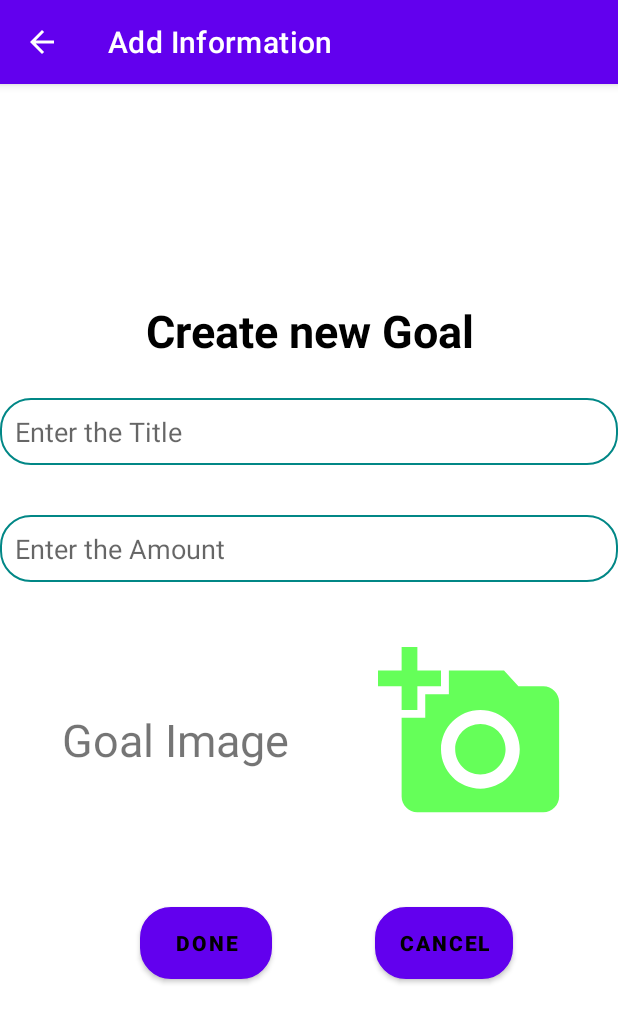
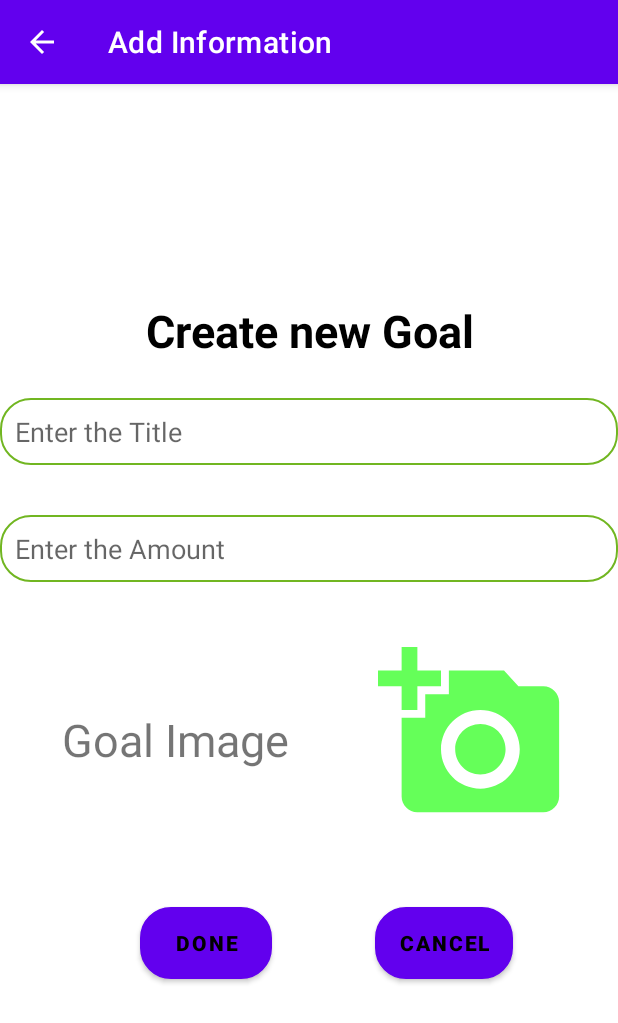
Before and after one commit to TeamJonaLangMalakas/App-Update, an Android app: the screen it shows after launch (AddGoals), after a tap on an icon or button, on a phone screen of 412 x 824 dp. Shown: the top 1023 px of the screen. Run offline under Robolectric (Android 15) with nearby library versions, the phone set to English and light mode, and no system bars; libraries missing offline, so code that uses them is left out: com.theartofdev.edmodo.

Commit message:
third commit

```diff
--- a/app/src/main/java/com/example/nestegggg/AddGoals.java
+++ b/app/src/main/java/com/example/nestegggg/AddGoals.java
@@ -80,6 +80,7 @@ public class AddGoals extends AppCompatActivity {
                 getData();
                 startActivity(new Intent(AddGoals.this, MainActivity.class));
                 Toast.makeText(AddGoals.this, "Information Added Successfully!", Toast.LENGTH_SHORT).show();
+                finish();
             }
         });
     }
--- /dev/null
+++ b/app/src/main/res/drawable-anydpi/ic_action_edit.xml
@@ -0,0 +1,11 @@
+<vector xmlns:android="http://schemas.android.com/apk/res/android"
+    android:width="24dp"
+    android:height="24dp"
+    android:viewportWidth="24"
+    android:viewportHeight="24"
+    android:tint="#000000"
+    android:alpha="0.8">
+  <path
+      android:fillColor="@android:color/white"
+      android:pathData="M3,17.25V21h3.75L17.81,9.94l-3.75,-3.75L3,17.25zM20.71,7.04c0.39,-0.39 0.39,-1.02 0,-1.41l-2.34,-2.34c-0.39,-0.39 -1.02,-0.39 -1.41,0l-1.83,1.83 3.75,3.75 1.83,-1.83z"/>
+</vector>
--- a/app/src/main/res/layout/activity_add_goals.xml
+++ b/app/src/main/res/layout/activity_add_goals.xml
@@ -43,7 +43,7 @@
         android:layout_height="wrap_content"
         android:background="@drawable/background"
         android:hint="Enter the Amount"
-        android:inputType="textPersonName|textCapWords"
+        android:inputType="number"
         android:padding="10dp"
         app:layout_constraintBottom_toBottomOf="parent"
         app:layout_constraintEnd_toEndOf="parent"
@@ -72,6 +72,7 @@
         android:layout_centerHorizontal="true"
         android:padding="2dp"
         android:src="@drawable/ic_action_name"
+        android:adjustViewBounds="true"
         app:layout_constraintBottom_toBottomOf="parent"
         app:layout_constraintEnd_toEndOf="parent"
         app:layout_constraintHorizontal_bias="0.886"
--- a/app/src/main/res/layout/row.xml
+++ b/app/src/main/res/layout/row.xml
@@ -6,6 +6,7 @@
     xmlns:app="http://schemas.android.com/apk/res-auto"
     app:cardUseCompatPadding="true"
     app:contentPadding="3dp"
+    android:id="@+id/cardviews"
     app:cardElevation="3dp"
     app:cardBackgroundColor="@color/white"
     >
--- a/app/src/main/res/values/colors.xml
+++ b/app/src/main/res/values/colors.xml
@@ -4,7 +4,7 @@
     <color name="purple_500">#FF6200EE</color>
     <color name="purple_700">#FF3700B3</color>
     <color name="teal_200">#FF03DAC5</color>
-    <color name="green">#FF018786</color>
+    <color name="green">#71B621</color>
     <color name="black">#FF000000</color>
     <color name="white">#FFFFFFFF</color>
 </resources>
```
Also changed, not shown: app/src/main/AndroidManifest.xml (+5 -3 lines), app/src/main/java/com/example/nestegggg/Adapter.java (+46 -2 lines), app/src/main/java/com/example/nestegggg/Goals.java (added, +15 -0 lines), app/src/main/java/com/example/nestegggg/MainActivity.java (+13 -0 lines), app/src/main/res/layout/activity_goals.xml (added, +52 -0 lines), app/src/main/res/layout/activity_splash.xml (+19 -2 lines), app/src/main/res/drawable-hdpi/ic_action_edit.png (added), app/src/main/res/drawable-mdpi/ic_action_edit.png (added), app/src/main/res/drawable-xhdpi/ic_action_edit.png (added), app/src/main/res/drawable-xxhdpi/ic_action_edit.png (added).
